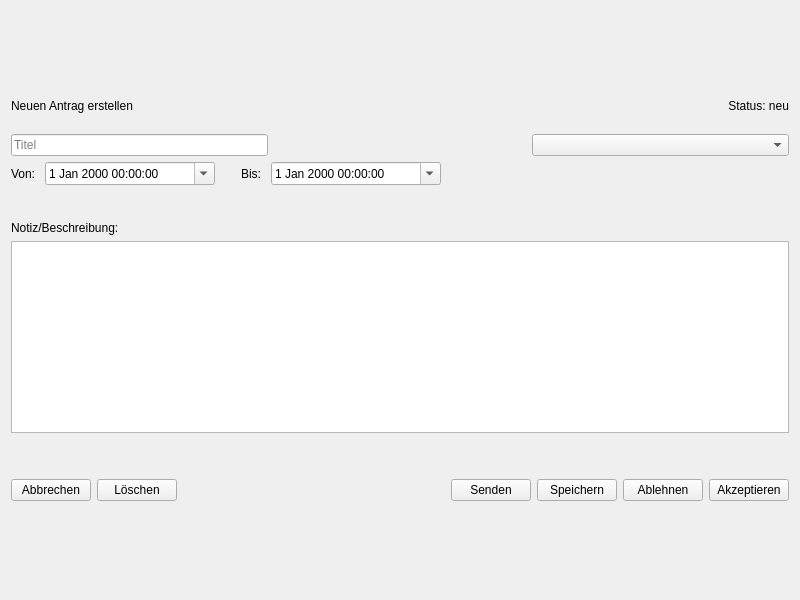
Before: the Qt Designer form HR_Managment_System_Application/antrag_detailpage.ui in MehmetMertt/twentyONE_HR_System, drawn with Qt 5.
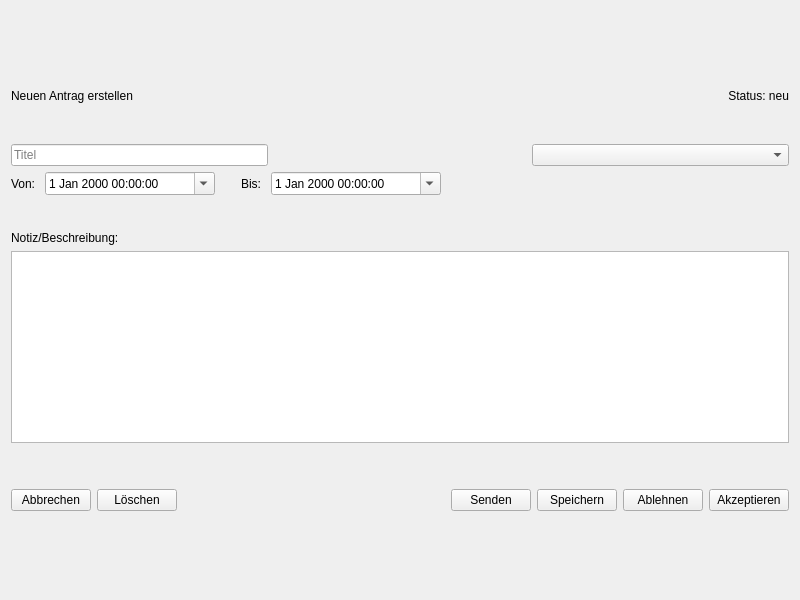
After: the same form once the commit is applied.

```diff
--- a/HR_Managment_System_Application/antrag_detailpage.ui
+++ b/HR_Managment_System_Application/antrag_detailpage.ui
@@ -72,6 +72,13 @@
        </property>
       </spacer>
      </item>
+     <item>
+      <widget class="QLabel" name="userdata">
+       <property name="text">
+        <string/>
+       </property>
+      </widget>
+     </item>
      <item>
       <layout class="QHBoxLayout" name="horizontalLayout_2">
        <item>
```
